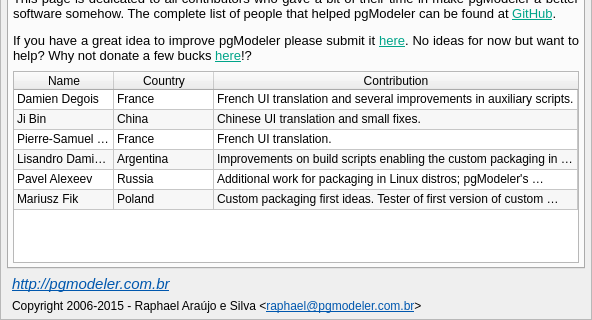
First picture: the form in libpgmodeler_ui/ui/aboutwidget.ui, repository pgmodeler/pgmodeler, before the edit; both pictures show x 0 to 592 and y 231 to 551 of the 592 by 551 pixel window.
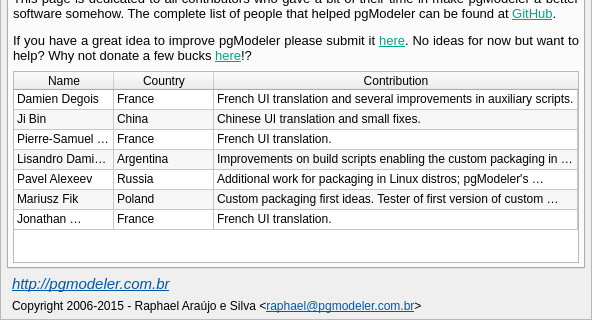
Second picture: the form after the edit. The open tabs and pages were chosen to show the change. Icons and pictures are not drawn.

Commit message:
Adding a contributor name in about dialog
Removing the usage of PGMODELER_TMP_DIR in pgmodeler.vars

```diff
--- a/libpgmodeler_ui/ui/aboutwidget.ui
+++ b/libpgmodeler_ui/ui/aboutwidget.ui
@@ -648,6 +648,9 @@
               <verstretch>0</verstretch>
              </sizepolicy>
             </property>
+            <property name="verticalScrollBarPolicy">
+             <enum>Qt::ScrollBarAsNeeded</enum>
+            </property>
             <property name="horizontalScrollBarPolicy">
              <enum>Qt::ScrollBarAsNeeded</enum>
             </property>
@@ -732,6 +735,11 @@
               <string>6</string>
              </property>
             </row>
+            <row>
+             <property name="text">
+              <string>7</string>
+             </property>
+            </row>
             <column>
              <property name="text">
               <string>Name</string>
@@ -837,6 +845,21 @@
               <string>Custom packaging first ideas. Tester of first version of custom packaging patch.</string>
              </property>
             </item>
+            <item row="6" column="0">
+             <property name="text">
+              <string>Jonathan DUPRE</string>
+             </property>
+            </item>
+            <item row="6" column="1">
+             <property name="text">
+              <string>France</string>
+             </property>
+            </item>
+            <item row="6" column="2">
+             <property name="text">
+              <string>French UI translation.</string>
+             </property>
+            </item>
            </widget>
           </item>
          </layout>
```
The commit also changes 1 other file.
